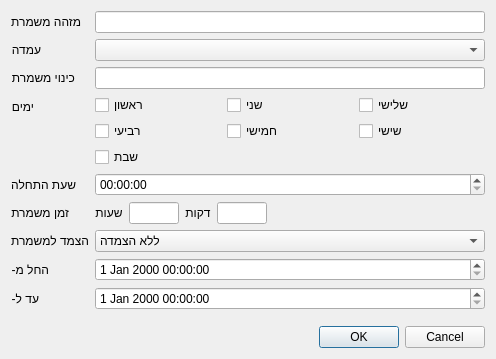
The window that Ui/ShiftDialog.ui (omertal88/shavzak) describes before a commit, drawn with Qt 5.
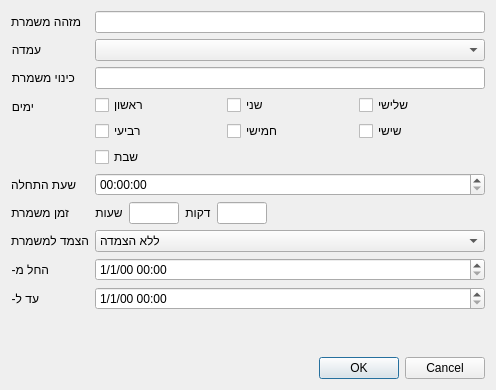
The same window after the commit.

```diff
--- a/Ui/ShiftDialog.ui
+++ b/Ui/ShiftDialog.ui
@@ -7,7 +7,7 @@
     <x>0</x>
     <y>0</y>
     <width>496</width>
-    <height>359</height>
+    <height>390</height>
    </rect>
   </property>
   <property name="windowTitle">
@@ -203,10 +203,18 @@
       </widget>
      </item>
      <item row="7" column="1">
-      <widget class="QDateTimeEdit" name="validFromDatetime"/>
+      <widget class="QDateTimeEdit" name="validFromDatetime">
+       <property name="displayFormat">
+        <string>d/M/yy hh:mm</string>
+       </property>
+      </widget>
      </item>
      <item row="8" column="1">
-      <widget class="QDateTimeEdit" name="validUntilDatetime"/>
+      <widget class="QDateTimeEdit" name="validUntilDatetime">
+       <property name="displayFormat">
+        <string>d/M/yy hh:mm</string>
+       </property>
+      </widget>
      </item>
      <item row="0" column="0">
       <widget class="QLabel" name="label_10">
```
Left out of the diff: 11 changed lines with no effect on the pictures.
